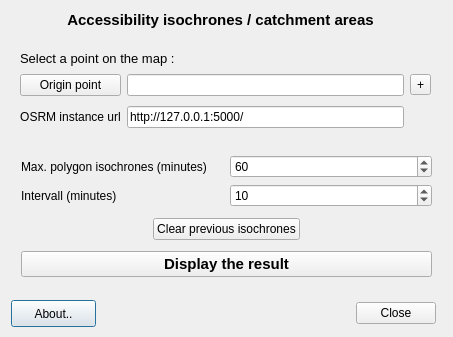
First picture: the form in osrm_access_dialog_base.ui, repository mthh/osrm-qgis-plugin, before the edit.
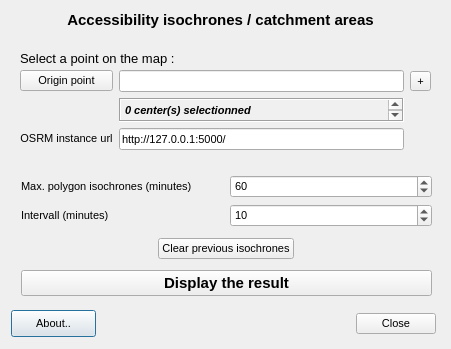
Second picture: the form after the edit.

The edit to the form file:
```diff
--- a/osrm_access_dialog_base.ui
+++ b/osrm_access_dialog_base.ui
@@ -6,10 +6,15 @@
    <rect>
     <x>0</x>
     <y>0</y>
-    <width>453</width>
-    <height>337</height>
+    <width>451</width>
+    <height>349</height>
    </rect>
   </property>
+  <property name="font">
+   <font>
+    <pointsize>8</pointsize>
+   </font>
+  </property>
   <property name="windowTitle">
    <string>OSRM</string>
   </property>
@@ -66,7 +71,7 @@
    <property name="geometry">
     <rect>
      <x>11</x>
-     <y>300</y>
+     <y>310</y>
      <width>85</width>
      <height>27</height>
     </rect>
@@ -79,7 +84,7 @@
    <property name="geometry">
     <rect>
      <x>260</x>
-     <y>300</y>
+     <y>310</y>
      <width>176</width>
      <height>27</height>
     </rect>
@@ -97,20 +102,10 @@
      <x>20</x>
      <y>70</y>
      <width>411</width>
-     <height>63</height>
+     <height>82</height>
     </rect>
    </property>
    <layout class="QGridLayout" name="gridLayout_2">
-    <item row="0" column="1">
-     <widget class="QLineEdit" name="lineEdit_xyO"/>
-    </item>
-    <item row="1" column="1">
-     <widget class="QLineEdit" name="lineEdit_host">
-      <property name="text">
-       <string>http://127.0.0.1:5000/</string>
-      </property>
-     </widget>
-    </item>
     <item row="0" column="0">
      <widget class="QPushButton" name="pushButtonOrigin">
       <property name="font">
@@ -123,10 +118,12 @@
       </property>
      </widget>
     </item>
-    <item row="1" column="0">
-     <widget class="QLabel" name="labem_host">
-      <property name="text">
-       <string>&lt;html&gt;&lt;head/&gt;&lt;body&gt;&lt;p align=&quot;center&quot;&gt;OSRM instance url&lt;/p&gt;&lt;/body&gt;&lt;/html&gt;</string>
+    <item row="0" column="1">
+     <widget class="QLineEdit" name="lineEdit_xyO">
+      <property name="font">
+       <font>
+        <family>MS Sans Serif</family>
+       </font>
       </property>
      </widget>
     </item>
@@ -137,15 +134,101 @@
       </property>
      </widget>
     </item>
+    <item row="2" column="0">
+     <widget class="QLabel" name="labem_host">
+      <property name="text">
+       <string>&lt;html&gt;&lt;head/&gt;&lt;body&gt;&lt;p align=&quot;center&quot;&gt;OSRM instance url&lt;/p&gt;&lt;/body&gt;&lt;/html&gt;</string>
+      </property>
+     </widget>
+    </item>
+    <item row="2" column="1">
+     <widget class="QLineEdit" name="lineEdit_host">
+      <property name="text">
+       <string>http://127.0.0.1:5000/</string>
+      </property>
+     </widget>
+    </item>
+    <item row="1" column="1">
+     <widget class="QTextBrowser" name="textBrowser">
+      <property name="maximumSize">
+       <size>
+        <width>16777215</width>
+        <height>24</height>
+       </size>
+      </property>
+      <property name="palette">
+       <palette>
+        <active>
+         <colorrole role="Base">
+          <brush brushstyle="SolidPattern">
+           <color alpha="255">
+            <red>240</red>
+            <green>240</green>
+            <blue>240</blue>
+           </color>
+          </brush>
+         </colorrole>
+        </active>
+        <inactive>
+         <colorrole role="Base">
+          <brush brushstyle="SolidPattern">
+           <color alpha="255">
+            <red>240</red>
+            <green>240</green>
+            <blue>240</blue>
+           </color>
+          </brush>
+         </colorrole>
+        </inactive>
+        <disabled>
+         <colorrole role="Base">
+          <brush brushstyle="SolidPattern">
+           <color alpha="255">
+            <red>240</red>
+            <green>240</green>
+            <blue>240</blue>
+           </color>
+          </brush>
+         </colorrole>
+        </disabled>
+       </palette>
+      </property>
+      <property name="font">
+       <font>
+        <family>Arial</family>
+        <pointsize>8</pointsize>
+        <weight>75</weight>
+        <italic>true</italic>
+        <bold>true</bold>
+       </font>
+      </property>
+      <property name="autoFillBackground">
+       <bool>true</bool>
+      </property>
+      <property name="frameShape">
+       <enum>QFrame::Box</enum>
+      </property>
+      <property name="frameShadow">
+       <enum>QFrame::Sunken</enum>
+      </property>
+      <property name="html">
+       <string>&lt;!DOCTYPE HTML PUBLIC &quot;-//W3C//DTD HTML 4.0//EN&quot; &quot;http://www.w3.org/TR/REC-html40/strict.dtd&quot;&gt;
+&lt;html&gt;&lt;head&gt;&lt;meta name=&quot;qrichtext&quot; content=&quot;1&quot; /&gt;&lt;style type=&quot;text/css&quot;&gt;
+p, li { white-space: pre-wrap; }
+&lt;/style&gt;&lt;/head&gt;&lt;body style=&quot; font-family:'Arial'; font-size:8pt; font-weight:600; font-style:italic;&quot;&gt;
+&lt;p style=&quot; margin-top:0px; margin-bottom:0px; margin-left:0px; margin-right:0px; -qt-block-indent:0; text-indent:0px;&quot;&gt;&lt;span style=&quot; font-family:'MS Serif';&quot;&gt;0 center(s) selectionned&lt;/span&gt;&lt;/p&gt;&lt;/body&gt;&lt;/html&gt;</string>
+      </property>
+     </widget>
+    </item>
    </layout>
   </widget>
   <widget class="QWidget" name="layoutWidget">
    <property name="geometry">
     <rect>
      <x>21</x>
-     <y>150</y>
+     <y>170</y>
      <width>411</width>
-     <height>132</height>
+     <height>131</height>
     </rect>
    </property>
    <layout class="QGridLayout" name="gridLayout_3">
```
